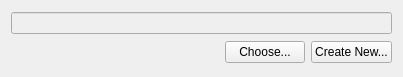
First picture: the form in Forms/ui_participantWidget.ui, repository diana134/afs, before the edit.
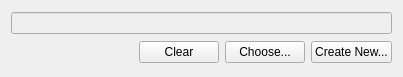
Second picture: the form after the edit.

Commit message: Added buttons to remove teacher/contact fields.

```diff
--- a/Forms/ui_participantWidget.ui
+++ b/Forms/ui_participantWidget.ui
@@ -36,6 +36,13 @@
        </property>
       </spacer>
      </item>
+     <item>
+      <widget class="QPushButton" name="clearParticipantBtn">
+       <property name="text">
+        <string>Clear</string>
+       </property>
+      </widget>
+     </item>
      <item>
       <widget class="QPushButton" name="chooseParticipantBtn">
        <property name="text">
```
The commit also changes 10 other files.
